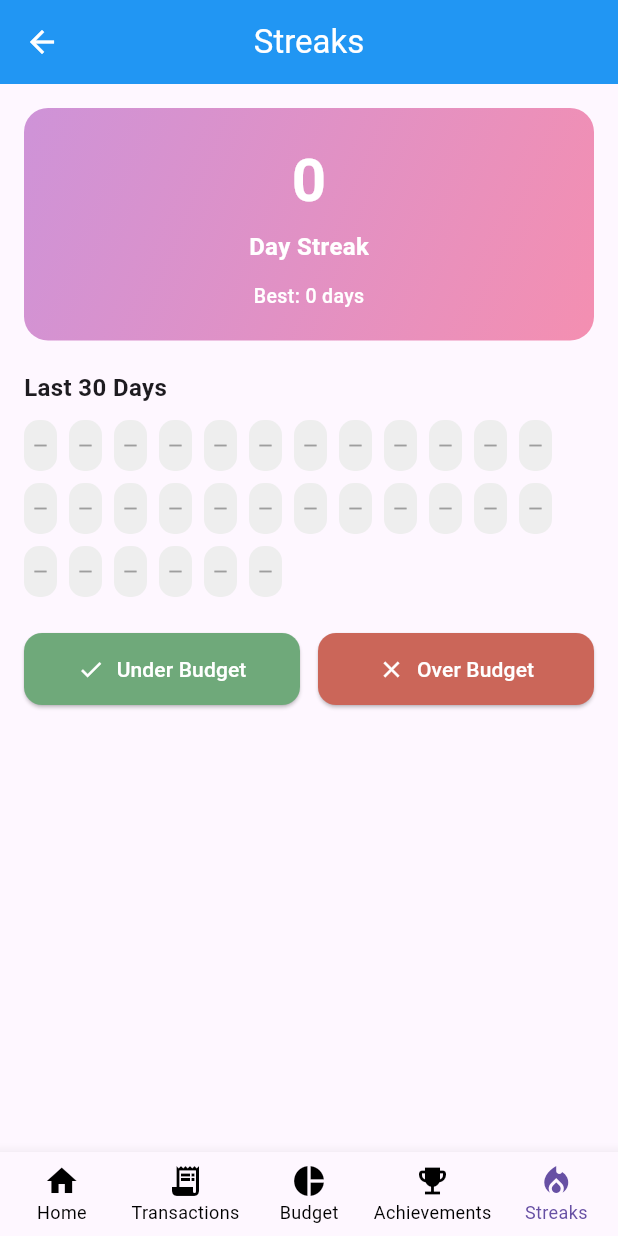
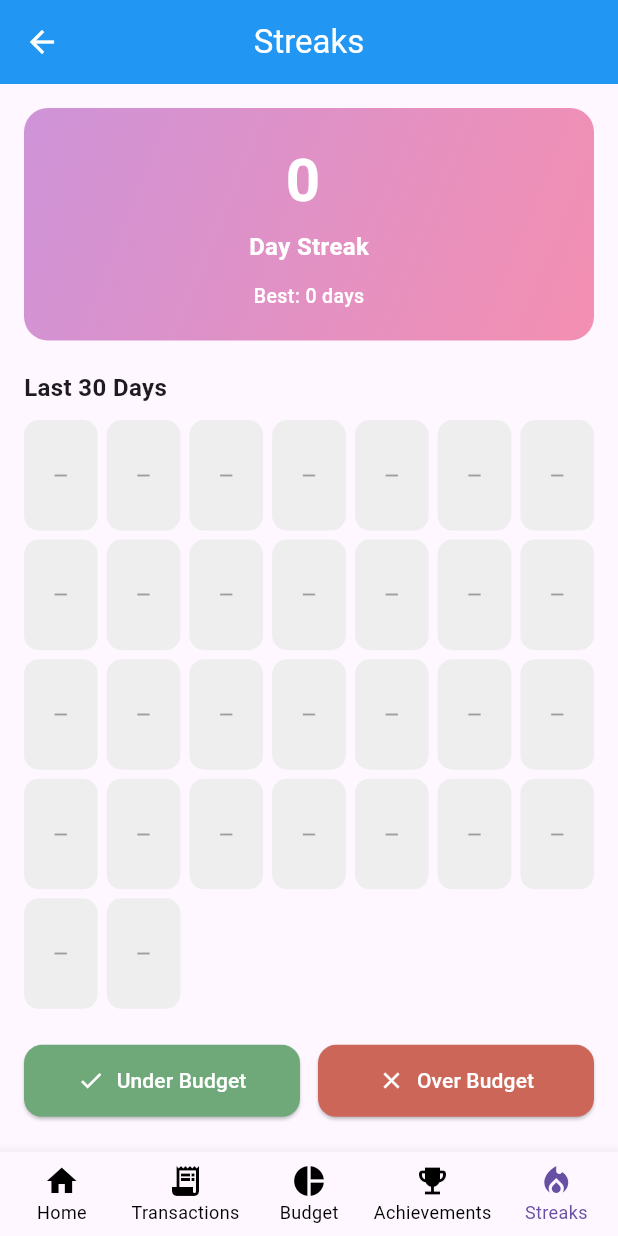
Before and after one commit to yijunthecoder/flutter-budget-app, a Flutter app: the MainScreen screen opened by its route, item 5 of the bottom bar chosen, on a phone screen of 412 x 824 dp. Run offline on Flutter 3.47's test engine with Material 3 defaults, Android fonts, the phone set to English and light mode, and no system bars; our stand-ins replace cloud_firestore, firebase_auth, firebase_core, fl_chart; accounts and stored records are empty.

Commit message:
added more files

```diff
--- a/lib/homepage.dart
+++ b/lib/homepage.dart
@@ -45,7 +45,11 @@ class _HomePageState extends State<HomePage> {
   }
 
   String _formatCurrency(double value) {
-    return '\$${value.toStringAsFixed(2)}';
+    final fixed = value.toStringAsFixed(2);
+    final parts = fixed.split('.');
+    final withCommas = parts[0]
+        .replaceAllMapped(RegExp(r'\B(?=(\d{3})+(?!\d))'), (match) => ',');
+    return '\$${withCommas}.${parts[1]}';
   }
 
   String _budgetImageAsset(double ratio) {
@@ -61,6 +65,7 @@ class _HomePageState extends State<HomePage> {
   @override
   Widget build(BuildContext context) {
     const borderRadius = BorderRadius.all(Radius.circular(12));
+    const baseBalance = 2500.0;
     final collection = _collectionForUser();
 
     if (collection == null) {
@@ -142,6 +147,7 @@ class _HomePageState extends State<HomePage> {
             totalsThisWeek.values.fold<double>(0, (sum, v) => sum + v);
         final maxWeekly = weeklyTotals.fold<double>(0, (a, b) => a > b ? a : b);
         final yInterval = maxWeekly <= 0 ? 1.0 : (maxWeekly / 4).ceilToDouble();
+        final remainingBalance = baseBalance - totalSpentThisWeek;
 
         final budgetRatio = kDefaultMonthlyBudget <= 0
             ? 0.0
@@ -172,10 +178,10 @@ class _HomePageState extends State<HomePage> {
                       const SizedBox(height: 12),
                       Row(
                         children: [
-                          const Expanded(
+                          Expanded(
                             child: _StatCard(
                               title: 'Total balance:',
-                              value: r'$2,450.00',
+                              value: _formatCurrency(remainingBalance),
                             ),
                           ),
                           const SizedBox(width: 12),
--- a/lib/streaks.dart
+++ b/lib/streaks.dart
@@ -36,6 +36,13 @@ class _StreaksPageState extends State<StreaksPage> {
     });
   }
 
+  int _fireCountForStreak(int streak) {
+    if (streak >= 30) return 3;
+    if (streak >= 14) return 2;
+    if (streak >= 7) return 1;
+    return 0;
+  }
+
   @override
   Widget build(BuildContext context) {
     final cardGradient = LinearGradient(
@@ -61,6 +68,9 @@ class _StreaksPageState extends State<StreaksPage> {
             ),
             child: Column(
               children: [
+                Row(
+                  mainAxisSize: MainAxisSize.min,
+                  children: [
                     Text(
                       '$_streak',
                       style: const TextStyle(
@@ -68,6 +78,13 @@ class _StreaksPageState extends State<StreaksPage> {
                         fontWeight: FontWeight.w700,
                         color: Colors.white,
                       ),
+                    ),
+                    const SizedBox(width: 8),
+                    Text(
+                      List.filled(_fireCountForStreak(_streak), '🔥').join(' '),
+                      style: const TextStyle(fontSize: 22),
+                    ),
+                  ],
                 ),
                 const SizedBox(height: 4),
                 const Text(
@@ -96,10 +113,17 @@ class _StreaksPageState extends State<StreaksPage> {
             style: TextStyle(fontSize: 16, fontWeight: FontWeight.w600),
           ),
           const SizedBox(height: 10),
-          Wrap(
-            spacing: 8,
-            runSpacing: 8,
-            children: _last30.map(_DayTick.new).toList(),
+          GridView.builder(
+            shrinkWrap: true,
+            physics: const NeverScrollableScrollPhysics(),
+            gridDelegate: const SliverGridDelegateWithFixedCrossAxisCount(
+              crossAxisCount: 7,
+              mainAxisSpacing: 6,
+              crossAxisSpacing: 6,
+              childAspectRatio: 20 / 30,
+            ),
+            itemCount: _last30.length,
+            itemBuilder: (context, index) => _DayTick(_last30[index]),
           ),
           const SizedBox(height: 24),
           Row(
@@ -169,8 +193,8 @@ class _DayTick extends StatelessWidget {
             : const Color(0xFFCB6659);
 
     return Container(
-      width: 22,
-      height: 34,
+      width: 20,
+      height: 30,
       decoration: BoxDecoration(
         color: Colors.grey.shade200,
         borderRadius: BorderRadius.circular(10),
```
Lines whose indentation alone changed are shown as unchanged.
